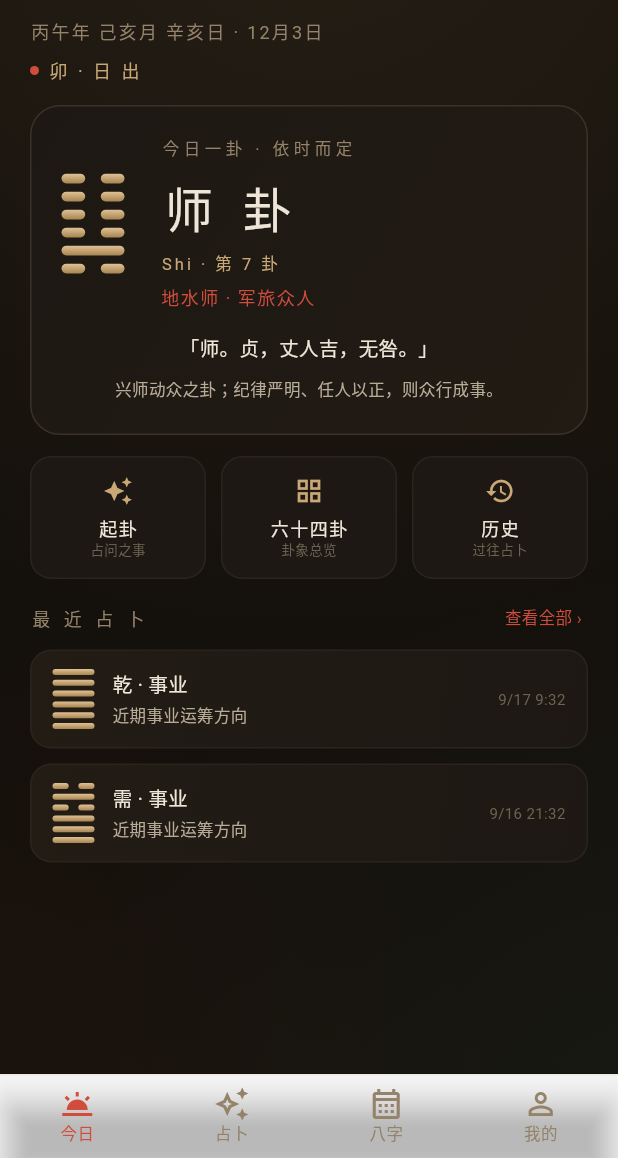
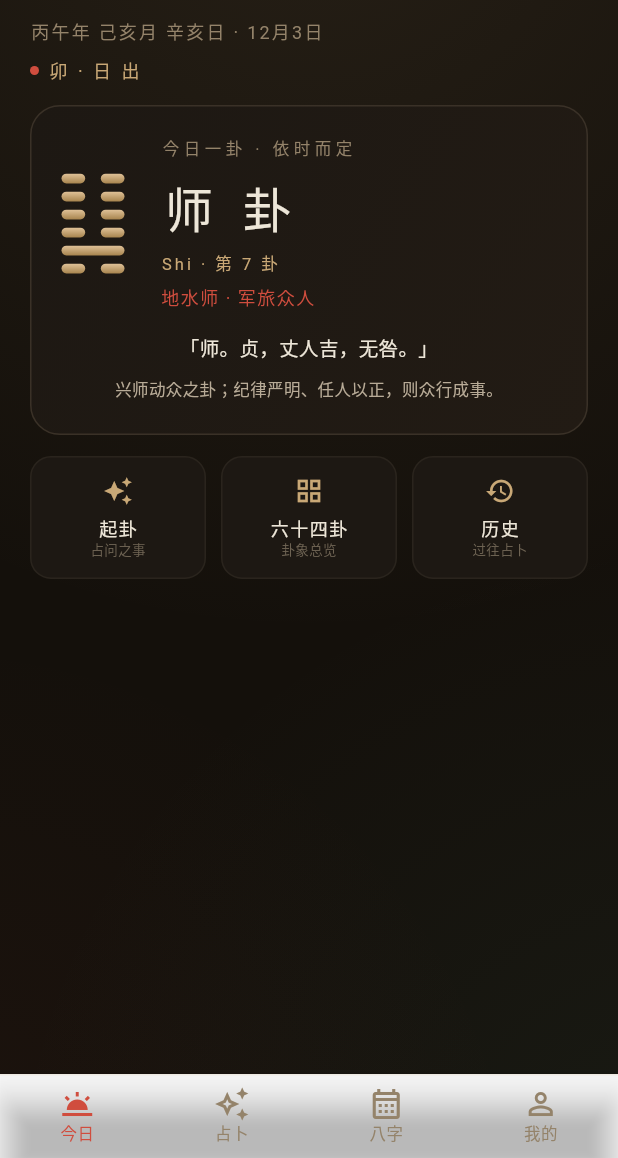
Before and after one commit to MMR-MINGriyue/yijing-app, a Flutter app: the screen it shows after launch, on a phone screen of 412 x 824 dp, the part 78-1236 px from its top. Run offline on Flutter 3.47's test engine with Material 3 defaults, Android fonts, the phone set to English and light mode, and no system bars; our stand-ins replace file_picker, flutter_local_notifications, share_plus, shared_preferences, timezone; Roboto replaces fonts that are missing (NotoSerifSC).

Commit message:
feat(iter53): 主页去最近占卜 + 占卜自动进解析 + 横滑返回 + 八字即选即排 (v1.46.0)
- 主页移除「最近占卜」区块 (最近记录走「我的→历史记录»), 清理死代码
- 占卜推演完成自动展示卦辞解析 (yiFadeRoute 推入, 携带问题/方向/动爻;
  返回仍见结果页; 结果页手动入口保留)
- 横滑返回 SwipeBackPage: 卦库/历史/变卦推演页横拖平移 + 右缘投影,
  拖过屏宽 28% 或快速轻扫即返回; 详情页不套用 (已有滑切卦)
- 八字选完出生时间即自动排盘 (排盘键保留可手动重排)

测试 159 全过 (+1 卦库横滑返回; 起卦闭环断言更新为自动进详情链);
analyze 0; debug APK 构建通过; 实机确认主页清爽版

```diff
--- a/yijing-flutter/lib/view/bazi_screen.dart
+++ b/yijing-flutter/lib/view/bazi_screen.dart
@@ -39,8 +39,10 @@ class _BaziScreenState extends State<BaziScreen> {
     if (!mounted) return;
     final t = time ?? _time;
     setState(() => _time = t);
-    widget.vm.setBirth(
-        DateTime(date.year, date.month, date.day, t.hour, t.minute));
+    // iter53: 选完即排 (免按排盘键), 保留手动重排按钮
+    widget.vm
+      ..setBirth(DateTime(date.year, date.month, date.day, t.hour, t.minute))
+      ..compute();
   }
 
   String get _birthLabel {
--- a/yijing-flutter/lib/view/hexgrid_screen.dart
+++ b/yijing-flutter/lib/view/hexgrid_screen.dart
@@ -3,6 +3,7 @@ import 'package:flutter/material.dart';
 import '../theme/yijing_theme.dart';
 import '../viewmodel/hexgrid_viewmodel.dart';
 import 'widgets/hex_glyph.dart';
+import 'widgets/swipe_back.dart';
 import 'widgets/pressable.dart';
 
 /// 屏 3 六十四卦 — 网格浏览 + 八宫筛选 + 搜索
@@ -46,7 +47,7 @@ class _HexGridScreenState extends State<HexGridScreen> {
         title: const Text('六 十 四 卦',
             style: TextStyle(letterSpacing: 6, fontSize: 17)),
       ),
-      body: Column(children: [
+      body: SwipeBackPage(child: Column(children: [
         Padding(
           padding: const EdgeInsets.fromLTRB(16, 6, 16, 8),
           child: _searchBox(),
@@ -117,7 +118,7 @@ class _HexGridScreenState extends State<HexGridScreen> {
           ),
           ),
         ),
-      ]),
+      ])),
     );
   }
 
--- a/yijing-flutter/lib/view/history_screen.dart
+++ b/yijing-flutter/lib/view/history_screen.dart
@@ -3,6 +3,7 @@ import 'package:flutter/services.dart';
 
 import '../model/history.dart';
 import '../theme/yijing_theme.dart';
+import 'widgets/swipe_back.dart';
 import '../viewmodel/history_viewmodel.dart';
 import 'widgets/pressable.dart';
 
@@ -85,7 +86,7 @@ class _HistoryScreenState extends State<HistoryScreen> {
     return Scaffold(
       backgroundColor: Colors.transparent,
       appBar: _selectMode ? _selectAppBar() : _normalAppBar(),
-      body: ListView(
+      body: SwipeBackPage(child: ListView(
         padding: const EdgeInsets.fromLTRB(20, 4, 20, 32),
         children: [
           if (!_selectMode) ...[
@@ -111,7 +112,7 @@ class _HistoryScreenState extends State<HistoryScreen> {
           ],
           ..._recordList(),
         ],
-      ),
+      )),
     );
   }
 
--- a/yijing-flutter/lib/view/home_screen.dart
+++ b/yijing-flutter/lib/view/home_screen.dart
@@ -1,7 +1,6 @@
 import 'package:flutter/material.dart';
 
 import '../model/hex.dart';
-import '../model/history.dart';
 import '../theme/yijing_theme.dart';
 import '../viewmodel/home_viewmodel.dart';
 import 'hero_fullscreen.dart';
@@ -9,7 +8,7 @@ import 'widgets/hex_glyph.dart';
 import 'widgets/pressable.dart';
 import 'widgets/stagger_in.dart';
 
-/// 屏 1 今日一卦 — 时辰卦 + 干支问候 + 快捷入口 + 最近占卜
+/// 屏 1 今日一卦 — 时辰卦 + 干支问候 + 快捷入口 (iter53: 移除最近占卜)
 class HomeScreen extends StatefulWidget {
   final HomeViewModel vm;
   final void Function(int hexNo, {String? question}) onOpenDetail;
@@ -61,8 +60,6 @@ class _HomeScreenState extends State<HomeScreen> {
             StaggerIn(delay: YiMotion.homeStagger[1], child: _hero(h)),
             const SizedBox(height: 14),
             StaggerIn(delay: YiMotion.homeStagger[2], child: _quickEntries()),
-            const SizedBox(height: 16),
-            StaggerIn(delay: YiMotion.homeStagger[3], child: _recent()),
           ],
         ),
       ),
@@ -187,64 +184,4 @@ class _HomeScreenState extends State<HomeScreen> {
   }
 
 
-  // ---------- 最近占卜 ----------
-  Widget _recent() {
-    final list = widget.vm.recent;
-    return Column(crossAxisAlignment: CrossAxisAlignment.start, children: [
-      Row(mainAxisAlignment: MainAxisAlignment.spaceBetween, children: [
-        const Text('最 近 占 卜',
-            style: TextStyle(fontSize: 12, letterSpacing: 3, color: YiColors.textTertiary)),
-        InkWell(
-          onTap: widget.onGoHistory,
-          child: const Padding(padding: EdgeInsets.symmetric(horizontal: 4, vertical: 2),
-              child: Text('查看全部 ›',
-                  style: TextStyle(fontSize: 11, color: YiColors.cinnabar))),
-        ),
-      ]),
-      const SizedBox(height: 10),
-      if (list.isEmpty)
-        Container(
-          padding: const EdgeInsets.all(16),
-          decoration: _card(),
-          child: const Text('暂无占卜记录，心诚则灵',
-              style: TextStyle(fontSize: 12, color: YiColors.textTertiary)),
-        )
-      else
-        ...list.map(_recentCard),
-    ]);
-  }
-
-  Widget _recentCard(HistoryRecord r) {
-    final hex = r.hexNo != null ? widget.vm.hexByNo(r.hexNo!) : null;
-    return PressableScale(
-      onTap: () => widget.onOpenDetail(r.hexNo ?? 1, question: r.question),
-      child: Container(
-        margin: const EdgeInsets.only(bottom: 10),
-        padding: const EdgeInsets.symmetric(horizontal: 14, vertical: 12),
-        decoration: _card(),
-        child: Row(children: [
-          if (hex != null)
-            HexGlyph(lines: hex.yangs, width: 28, lineH: 4, gap: 3.2)
-          else
-            const SizedBox(width: 28),
-          const SizedBox(width: 12),
-          Expanded(child: Column(crossAxisAlignment: CrossAxisAlignment.start, children: [
-            Text('${r.name ?? ''} · ${r.direction}',
-                style: const TextStyle(fontSize: 13, color: YiColors.textPrimary)),
-            const SizedBox(height: 3),
-            Text(r.question, maxLines: 1, overflow: TextOverflow.ellipsis,
-                style: const TextStyle(fontSize: 11, color: YiColors.textSecondary)),
-          ])),
-          Text(_fmtTime(r.ts),
-              style: const TextStyle(fontSize: 10, color: YiColors.textMuted)),
-        ]),
-      ),
-    );
-  }
-
-
-  String _fmtTime(DateTime ts) =>
-      '${ts.month}/${ts.day} ${ts.hour}:${ts.minute.toString().padLeft(2, '0')}';
-
-  Decoration _card() => yiCardDecoration();
 }
--- a/yijing-flutter/lib/view/transform_screen.dart
+++ b/yijing-flutter/lib/view/transform_screen.dart
@@ -2,6 +2,7 @@ import 'package:flutter/material.dart';
 
 import '../model/hex.dart';
 import '../theme/ink_wash.dart';
+import 'widgets/swipe_back.dart';
 import '../theme/yijing_theme.dart';
 import '../viewmodel/transform_viewmodel.dart';
 import 'widgets/yao_sheet.dart';
@@ -40,7 +41,7 @@ class _TransformScreenState extends State<TransformScreen> {
         centerTitle: true,
         title: const Text('变 卦 推 演', style: TextStyle(letterSpacing: 6, color: YiColors.textPrimary, fontSize: 17)),
       ),
-      body: YiInkWash(child: ListView(
+      body: YiInkWash(child: SwipeBackPage(child: ListView(
         padding: const EdgeInsets.fromLTRB(20, 8, 20, 32),
         children: [
           _hexPairCard(context, s),
@@ -53,7 +54,7 @@ class _TransformScreenState extends State<TransformScreen> {
           const SizedBox(height: 20),
           _hexPicker(context),
         ],
-      )),
+      ))),
     );
   }
 
--- a/yijing-flutter/pubspec.yaml
+++ b/yijing-flutter/pubspec.yaml
@@ -16,7 +16,7 @@ publish_to: 'none' # Remove this line if you wish to publish to pub.dev
 # https://developer.apple.com/library/archive/documentation/General/Reference/InfoPlistKeyReference/Articles/CoreFoundationKeys.html
 # In Windows, build-name is used as the major, minor, and patch parts
 # of the product and file versions while build-number is used as the build suffix.
-version: 1.45.0+1
+version: 1.46.0+1
 
 environment:
   sdk: ^3.13.2
```
Also changed, not shown: yijing-flutter/lib/view/cast_screen.dart (+30 -0 lines), yijing-flutter/lib/view/widgets/swipe_back.dart (added, +79 -0 lines), 1 other file.
